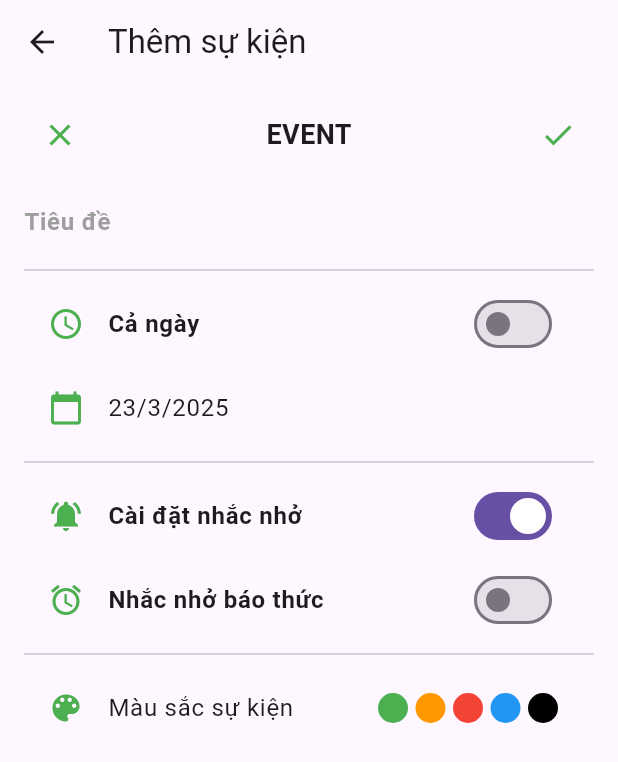
After one commit to nguyentrong3114/appreminder, a Flutter app: the AddEventWidget screen opened by its route, on a phone screen of 412 x 824 dp. The commit adds this screen. Shown: the top 762 px of the screen. Run offline on Flutter 3.47's test engine with Material 3 defaults, Android fonts, the phone set to English and light mode, and no system bars.

Commit message:
Fix Button tạo sự kiện và thêm mới

```diff
--- a/lib/views/home_screen.dart
+++ b/lib/views/home_screen.dart
@@ -8,6 +8,8 @@ import 'package:flutter_app/views/widgets/Home/renctangle_calender.dart';
 
 class HomeScreen extends StatefulWidget {
   @override
+  static DateTime selectedDate = DateTime.now();
+
   _HomeScreenState createState() => _HomeScreenState();
 }
 
--- /dev/null
+++ b/lib/views/widgets/Home/add_event.dart
@@ -0,0 +1,161 @@
+import 'package:flutter/material.dart';
+
+class AddEventWidget extends StatefulWidget {
+  final DateTime initialDate;
+
+  AddEventWidget({required this.initialDate, required DateTime selectedDate}); // ✅ Chỉ cần initialDate
+
+  @override
+  _AddEventWidgetState createState() => _AddEventWidgetState();
+}
+
+class _AddEventWidgetState extends State<AddEventWidget> {
+  bool allDay = false;
+  bool reminder = true;
+  bool alarmReminder = false;
+  late DateTime selectedDate;
+
+  @override
+  void initState() {
+    super.initState();
+    selectedDate = widget.initialDate; // ✅ Gán giá trị từ initialDate
+  }
+
+  Future<void> _selectDate(BuildContext context) async {
+    final DateTime? picked = await showDatePicker(
+      context: context,
+      initialDate: selectedDate,
+      firstDate: DateTime(2000),
+      lastDate: DateTime(2101),
+    );
+
+    if (picked != null && picked != selectedDate) {
+      setState(() {
+        selectedDate = picked;
+      });
+    }
+  }
+
+  @override
+  Widget build(BuildContext context) {
+    return Scaffold(
+      appBar: AppBar(title: Text("Thêm sự kiện")),
+      body: SingleChildScrollView( // ✅ Tránh lỗi khi bàn phím xuất hiện
+        child: Padding(
+          padding: EdgeInsets.only(
+            bottom: MediaQuery.of(context).viewInsets.bottom,
+            left: 16,
+            right: 16,
+            top: 10,
+          ),
+          child: Column(
+            mainAxisSize: MainAxisSize.min,
+            children: [
+              // Thanh tiêu đề
+              Row(
+                mainAxisAlignment: MainAxisAlignment.spaceBetween,
+                children: [
+                  IconButton(
+                    icon: Icon(Icons.close, color: Colors.green),
+                    onPressed: () => Navigator.pop(context),
+                  ),
+                  Text(
+                    "EVENT",
+                    style: TextStyle(fontSize: 18, fontWeight: FontWeight.bold),
+                  ),
+                  IconButton(
+                    icon: Icon(Icons.check, color: Colors.green),
+                    onPressed: () {
+                      Navigator.pop(context); // ✅ Đóng khi nhấn "✔"
+                    },
+                  ),
+                ],
+              ),
+              SizedBox(height: 10),
+
+              // Nhập tiêu đề
+              TextField(
+                decoration: InputDecoration(
+                  hintText: "Tiêu đề",
+                  hintStyle: TextStyle(
+                    color: Colors.grey,
+                    fontWeight: FontWeight.bold,
+                  ),
+                  border: InputBorder.none,
+                ),
+              ),
+              Divider(),
+
+              // Cài đặt Cả ngày
+              SwitchListTile(
+                title: Text(
+                  "Cả ngày",
+                  style: TextStyle(fontWeight: FontWeight.bold),
+                ),
+                secondary: Icon(Icons.access_time, color: Colors.green),
+                value: allDay,
+                onChanged: (value) => setState(() => allDay = value),
+              ),
+
+              // Chọn ngày
+              ListTile(
+                leading: Icon(Icons.calendar_today, color: Colors.green),
+                title: Text(
+                  "${selectedDate.day}/${selectedDate.month}/${selectedDate.year}",
+                ),
+                onTap: () => _selectDate(context),
+              ),
+              Divider(),
+
+              // Cài đặt Nhắc nhở
+              SwitchListTile(
+                title: Text(
+                  "Cài đặt nhắc nhở",
+                  style: TextStyle(fontWeight: FontWeight.bold),
+                ),
+                secondary: Icon(Icons.notifications_active, color: Colors.green),
+                value: reminder,
+                onChanged: (value) => setState(() => reminder = value),
+              ),
+
+              // Nhắc nhở báo thức
+              SwitchListTile(
+                title: Text(
+                  "Nhắc nhở báo thức",
+                  style: TextStyle(fontWeight: FontWeight.bold),
+                ),
+                secondary: Icon(Icons.alarm, color: Colors.green),
+                value: alarmReminder,
+                onChanged: (value) => setState(() => alarmReminder = value),
+              ),
+              Divider(),
+
+              // Chọn màu sắc sự kiện
+              ListTile(
+                leading: Icon(Icons.color_lens, color: Colors.green),
+                title: Text("Màu sắc sự kiện"),
+                trailing: Wrap(
+                  spacing: 5,
+                  children: List.generate(5, (index) {
+                    return CircleAvatar(
+                      radius: 10,
+                      backgroundColor: [
+                        Colors.green,
+                        Colors.orange,
+                        Colors.red,
+                        Colors.blue,
+                        Colors.black,
+                      ][index],
+                    );
+                  }),
+                ),
+                onTap: () {},
+              ),
+              SizedBox(height: 10),
+            ],
+          ),
+        ),
+      ),
+    );
+  }
+}
--- a/lib/views/widgets/Home/event_calendar.dart
+++ b/lib/views/widgets/Home/event_calendar.dart
@@ -2,7 +2,7 @@ import 'package:intl/intl.dart';
 import 'package:flutter/material.dart';
 
 class EventCalendar extends StatelessWidget {
-  final DateTime date; // Ngày được truyền vào từ bên ngoài
+  final DateTime date;
   final List<Map<String, String>> events;
 
   const EventCalendar({
```
Also changed, not shown: lib/main.dart (+148 -80 lines).
